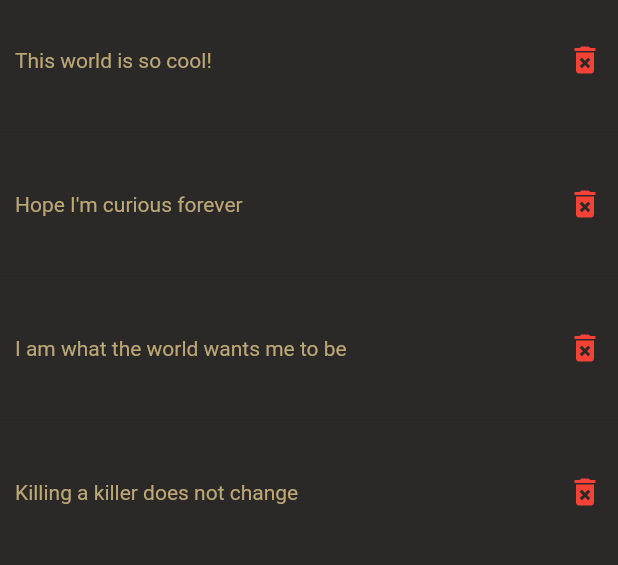
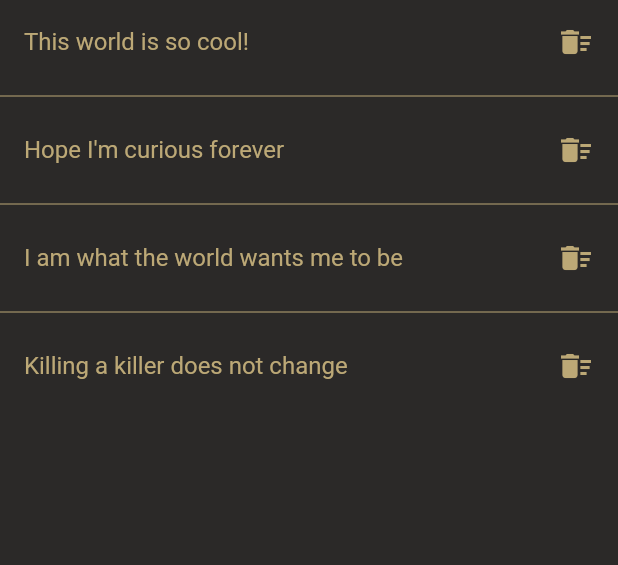
Before and after one commit to bonniesimon/flutter_hello_world, a Flutter app: the screen it shows after launch, on a phone screen of 412 x 824 dp, the part 84-649 px from its top. Run offline on Flutter 3.47's test engine with Material 2 defaults, Android fonts, the phone set to English and light mode, and no system bars.

```diff
--- a/lib/main.dart
+++ b/lib/main.dart
@@ -29,34 +29,61 @@ class MyApp extends StatelessWidget {
   }
 }
 
-class TodoListPage extends StatelessWidget {
+class TodoListPage extends StatefulWidget {
+  @override
+  _TodoListPageState createState() => _TodoListPageState();
+}
+
+class _TodoListPageState extends State<TodoListPage> {
   List<String> quotes = [
     "This world is so cool!",
     "Hope I'm curious forever",
     "I am what the world wants me to be",
     "Killing a killer does not change "
   ];
+
   @override
   Widget build(BuildContext context) {
     return Container(
       child: ListView.separated(
         itemCount: quotes.length,
         separatorBuilder: (BuildContext context, int index) {
-            return Divider();
+          return Divider(
+            color: Palette.gold,
+          );
         },
         itemBuilder: (context, index) {
-          return Container(
-              padding: EdgeInsets.symmetric(horizontal:10.0),
-            height: 80,
-            color: Palette.dark,
+          var quote = quotes[index];
+          return Dismissible(
+              key: ValueKey(quote),
+              onDismissed: (direction) {
+                setState(() {
+                  quotes.removeAt(index);
+                });
+                Scaffold.of(context).showSnackBar(SnackBar(
+                    content: Container(
+                        color: Palette.gold,
+                        padding: EdgeInsets.symmetric(
+                            vertical: 8.0, horizontal: 10.0),
                         child: Row(
                           mainAxisAlignment: MainAxisAlignment.spaceBetween,
                           children: <Widget>[
-                Text('${quotes[index]}', style: TextStyle(color: Palette.gold),textAlign: TextAlign.left,),
-                Icon(Icons.delete_forever, color: Colors.red,)
+                            Text("Deleted", style: TextStyle(color:Palette.dark),),
+                            Icon(Icons.delete_forever, color: Palette.dark)
                           ],
+                        ))));
+              },
+              child: ListTile(
+                title: Text(
+                  '${quotes[index]}',
+                  style: TextStyle(color: Palette.gold),
+                  textAlign: TextAlign.left,
                 ),
-          );
+                trailing: Icon(
+                  Icons.delete_sweep,
+                  color: Palette.gold,
+                ),
+              ));
         },
       ),
     );
```
Lines whose indentation alone changed are shown as unchanged.
